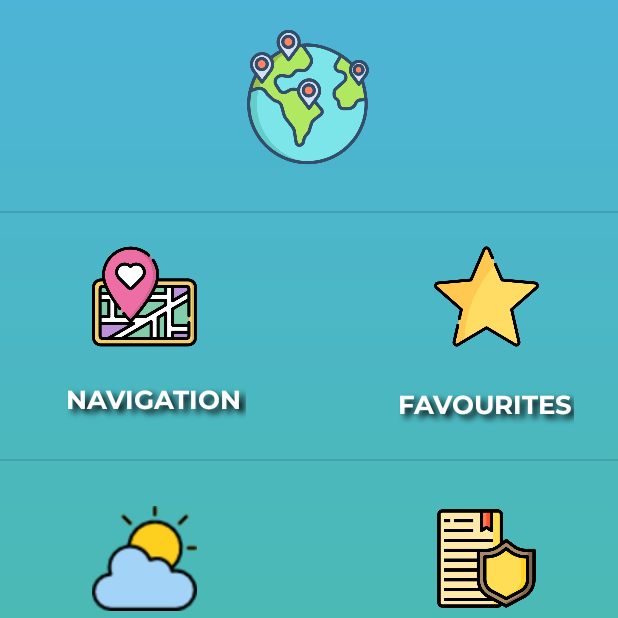
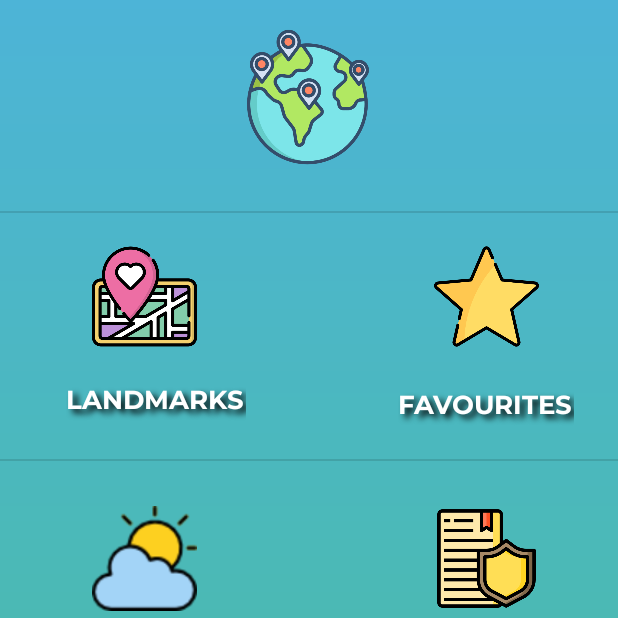
Before and after one commit to PullThePlugItsTooLate/HorizonInc_OmnimarkerZA_Repo, an Android app: the MainActivity screen opened directly, with no data from a screen before it, on a phone screen of 412 x 824 dp, the top half of it. Run offline under Robolectric (Android 15) with nearby library versions, the phone set to English and light mode, and no system bars; our stand-ins replace Firebase (no records; nobody signed in at launch, a user with empty details on screens opened directly).

Commit message:
Changes TextView from Navigation to Landmarks

```diff
--- a/app/src/main/res/layout/activity_main.xml
+++ b/app/src/main/res/layout/activity_main.xml
@@ -184,7 +184,7 @@
         android:shadowDy="4"
         android:shadowRadius="5"
         android:singleLine="false"
-        android:text="NAVIGATION"
+        android:text="LANDMARKS"
         android:textColor="#FFFFFF"
         android:textSize="17sp"
         app:layout_constraintBottom_toBottomOf="parent"
```
